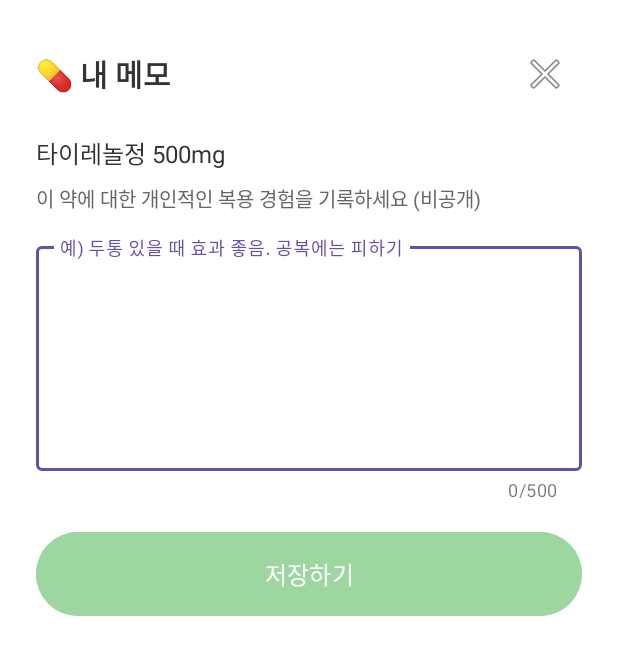
After one commit to altongApp/altongApp_v1, an Android app: the layout dialog_medicine_memo.xml on its own in the app's theme, with its tools: preview values and no code run, on a phone screen of 412 x 824 dp. The commit adds this screen. Shown: the top 655 px of the screen. Run offline under Robolectric (Android 15) with nearby library versions, the phone set to English and light mode, and no system bars.

Commit message:
feat: 일반의약품 메모 기능 구현 (기본)
- 약품 상세 화면에서 메모 작성/수정/삭제
- 메모 다이얼로그 UI (Material Design)
- 메모 작성 시 자동 찜 추가
- 찜 목록 메모 상태 표시 및 삭제 확인 다이얼로그

주요 기능:
- 메모 하기/보기 버튼 (텍스트 동적 변경)
- 500자 제한 메모 입력
- Room DB 저장 (FavoriteMedicineEntity.memo)
- 찜 목록 '메모 있음' 표시
- 삭제 확인 AlertDialog

생성: dialog_medicine_memo.xml
수정: MedicineDetailFragment, DAO, Repository, ViewModel, Adapter

알려진 이슈: 찜 해제 시 메모 삭제됨 (다음 커밋에서 수정 예정)

```diff
--- /dev/null
+++ b/app/src/main/res/layout/dialog_medicine_memo.xml
@@ -0,0 +1,85 @@
+<?xml version="1.0" encoding="utf-8"?>
+<LinearLayout
+    xmlns:android="http://schemas.android.com/apk/res/android"
+    xmlns:app="http://schemas.android.com/apk/res-auto"
+    android:layout_width="match_parent"
+    android:layout_height="wrap_content"
+    android:orientation="vertical"
+    android:padding="24dp"
+    android:background="@android:color/white">
+
+    <!-- 제목 -->
+    <LinearLayout
+        android:layout_width="match_parent"
+        android:layout_height="wrap_content"
+        android:orientation="horizontal"
+        android:gravity="center_vertical"
+        android:layout_marginBottom="16dp">
+
+        <TextView
+            android:layout_width="0dp"
+            android:layout_height="wrap_content"
+            android:layout_weight="1"
+            android:text="💊 내 메모"
+            android:textSize="20sp"
+            android:textStyle="bold"
+            android:textColor="@color/text_primary" />
+
+        <ImageButton
+            android:id="@+id/close_button"
+            android:layout_width="50dp"
+            android:layout_height="50dp"
+            android:background="?attr/selectableItemBackgroundBorderless"
+            android:src="@android:drawable/ic_menu_close_clear_cancel"
+            android:contentDescription="닫기" />
+    </LinearLayout>
+
+    <!-- 약품명 -->
+    <TextView
+        android:id="@+id/medicine_name"
+        android:layout_width="wrap_content"
+        android:layout_height="wrap_content"
+        android:text="타이레놀정 500mg"
+        android:textSize="16sp"
+        android:textColor="@color/text_primary"
+        android:layout_marginBottom="8dp" />
+
+    <TextView
+        android:layout_width="wrap_content"
+        android:layout_height="wrap_content"
+        android:text="이 약에 대한 개인적인 복용 경험을 기록하세요 (비공개)"
+        android:textSize="13sp"
+        android:textColor="@color/text_secondary"
+        android:layout_marginBottom="16dp" />
+
+    <!-- 메모 입력창 -->
+    <com.google.android.material.textfield.TextInputLayout
+        android:layout_width="match_parent"
+        android:layout_height="wrap_content"
+        android:hint="예) 두통 있을 때 효과 좋음. 공복에는 피하기"
+        app:counterEnabled="true"
+        app:counterMaxLength="500"
+        style="@style/Widget.MaterialComponents.TextInputLayout.OutlinedBox">
+
+        <com.google.android.material.textfield.TextInputEditText
+            android:id="@+id/memo_input"
+            android:layout_width="match_parent"
+            android:layout_height="wrap_content"
+            android:minHeight="150dp"
+            android:gravity="top|start"
+            android:maxLength="500"
+            android:inputType="textMultiLine|textCapSentences" />
+    </com.google.android.material.textfield.TextInputLayout>
+
+    <!-- 저장 버튼 -->
+    <Button
+        android:id="@+id/save_button"
+        android:layout_width="match_parent"
+        android:layout_height="wrap_content"
+        android:layout_marginTop="16dp"
+        android:text="저장하기"
+        android:textSize="16sp"
+        android:padding="16dp"
+        android:backgroundTint="@color/primary_green_dark" />
+
+</LinearLayout>
```
Also changed, not shown: app/src/main/java/com/example/altong_v2/data/local/dao/FavoriteMedicineDao.kt (+14 -0 lines), app/src/main/java/com/example/altong_v2/data/repository/MedicineRepository.kt (+35 -0 lines), app/src/main/java/com/example/altong_v2/ui/medicine/FavoriteMedicineAdapter.kt (+7 -2 lines), app/src/main/java/com/example/altong_v2/ui/medicine/MedicineDetailFragment.kt (+99 -12 lines), app/src/main/java/com/example/altong_v2/ui/medicine/MedicineViewModel.kt (+37 -0 lines), app/src/main/res/layout/item_favorite_medicine.xml (+12 -1 lines).
